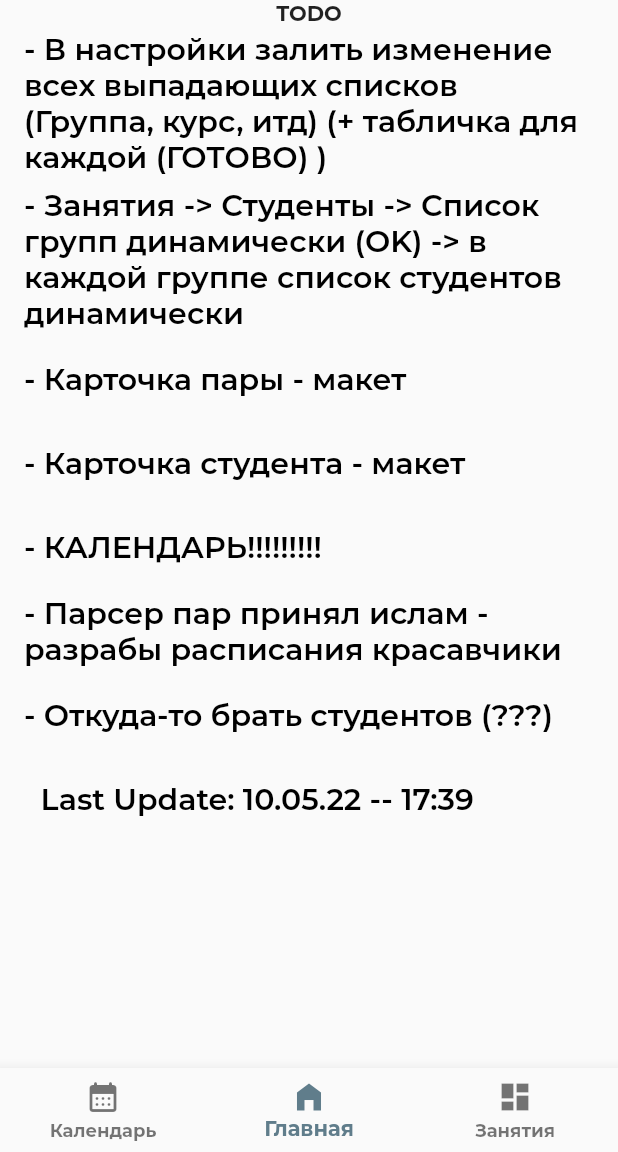
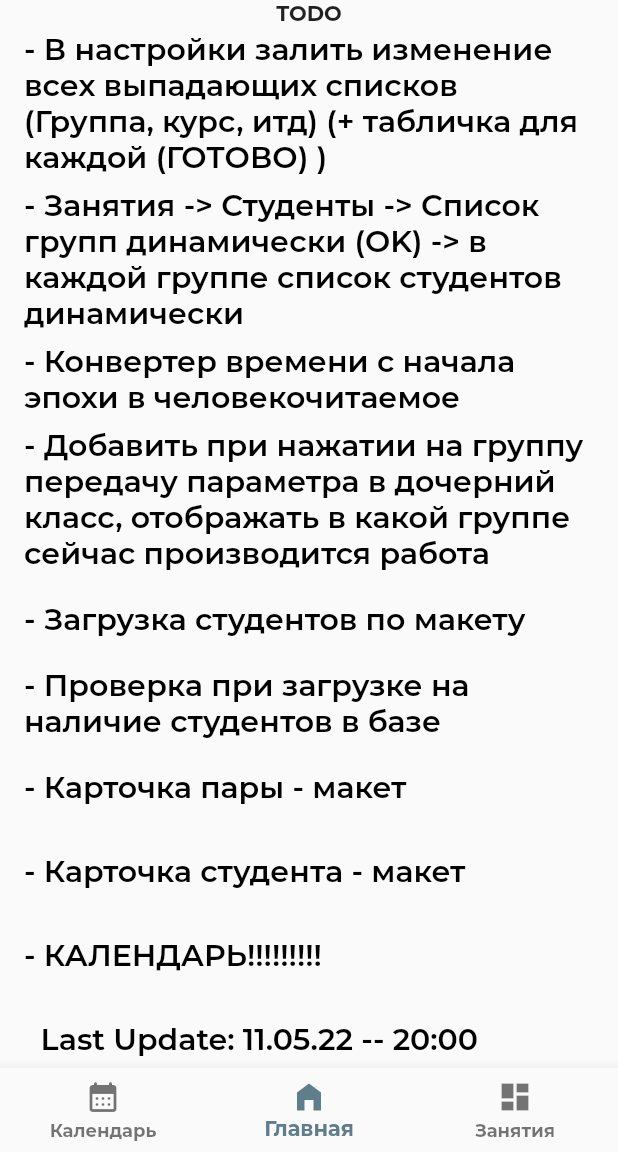
Before and after one commit to fitumi0/Stud.Notes, a Flutter app: the screen it shows after launch, on a phone screen of 412 x 824 dp, the part 84-1236 px from its top. Run offline on Flutter 3.47's test engine with Material 2 defaults, Android fonts, the phone set to English and light mode, and no system bars; our stand-ins replace sqflite, table_calendar; accounts and stored records are empty; project files that could hold a hidden picture were left out.

Commit message:
todo update

```diff
--- a/lib/pages/homepage.dart
+++ b/lib/pages/homepage.dart
@@ -42,12 +42,14 @@ class _TODOSState extends State<TODOS>
   get groups => <String>[
     "- В настройки залить изменение всех выпадающих списков (Группа, курс, итд) (+ табличка для каждой (ГОТОВО) )",
     "- Занятия -> Студенты -> Список групп динамически (OK) -> в каждой группе список студентов динамически",
+    "- Конвертер времени с начала эпохи в человекочитаемое",
+    "- Добавить при нажатии на группу передачу параметра в дочерний класс, отображать в какой группе сейчас производится работа",
+    "- Загрузка студентов по макету",
+    "- Проверка при загрузке на наличие студентов в базе",
     "- Карточка пары - макет",
     "- Карточка студента - макет",
     "- КАЛЕНДАРЬ!!!!!!!!!",
-    "- Парсер пар принял ислам - разрабы расписания красавчики",
-    "- Откуда-то брать студентов (???)",
-    "  Last Update: 10.05.22 -- 17:39"
+    "  Last Update: 11.05.22 -- 20:00"
   ];
 
   @override
```
